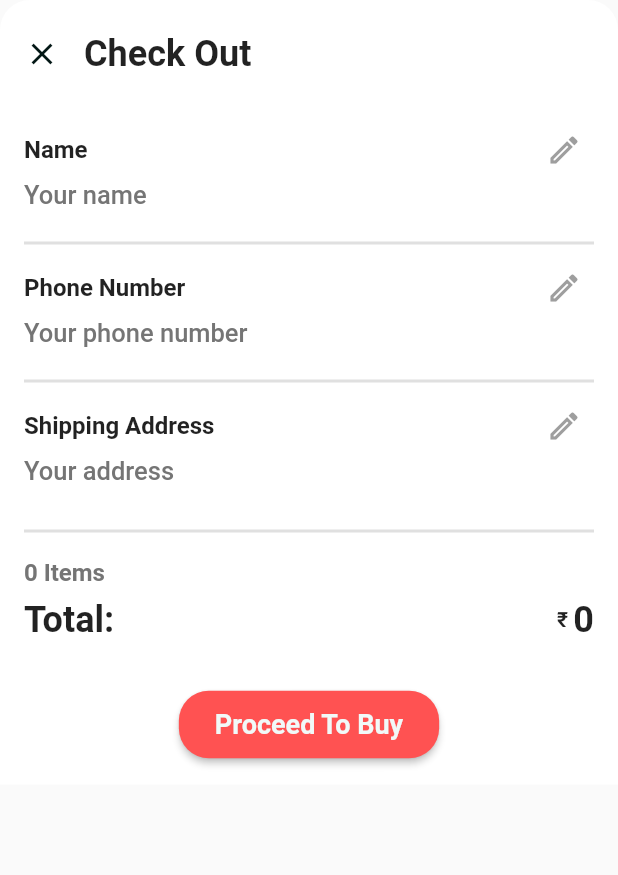
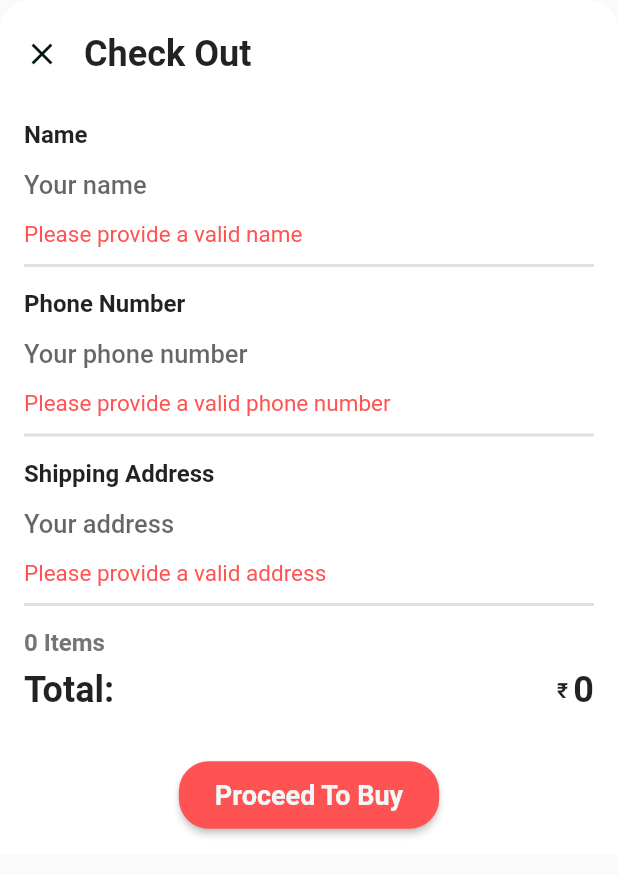
Before and after one commit to Solvrz/EComm, a Flutter app: the CheckOutSheet widget shown alone on an empty page, opened directly with empty values, after a tap on "Proceed To Buy", on a phone screen of 412 x 824 dp. Shown: the top 875 px of the screen. Run offline on Flutter 3.47's test engine with Material 2 defaults, Android fonts, the phone set to English and light mode, and no system bars; our stand-ins replace auto_size_text, carousel_slider, cloud_firestore, file_picker, firebase_core, firebase_crashlytics and 4 more; missing offline and left inert: empty_widget, firebase_performance, mailer; accounts and stored records are empty; network calls fail; Roboto replaces fonts that are missing (sans-serif-condensed).

Commit message:
Bugs and Fixes

```diff
--- a/lib/constant.dart
+++ b/lib/constant.dart
@@ -3,7 +3,7 @@ import 'package:flutter/material.dart';
 import 'package:suneel_printer/models/cart.dart';
 import 'package:suneel_printer/models/wishlist.dart';
 
-bool admin = true;
+bool admin = false;
 
 const kUIAccent = Colors.redAccent;
 const kUIColor = Color(0xffeff5f5);
--- a/lib/screens/cart_screen.dart
+++ b/lib/screens/cart_screen.dart
@@ -4,6 +4,9 @@ import 'package:auto_size_text/auto_size_text.dart';
 import 'package:empty_widget/empty_widget.dart';
 import 'package:flutter/material.dart';
 import 'package:flutter_slidable/flutter_slidable.dart';
+import 'package:mailer/mailer.dart';
+import 'package:mailer/smtp_server.dart';
+import 'package:suneel_printer/components/rounded_alert_dialog.dart';
 import 'package:suneel_printer/constant.dart';
 import 'package:suneel_printer/models/cart.dart';
 import 'package:suneel_printer/models/product.dart';
@@ -64,7 +67,8 @@ class _CartScreenState extends State<CartScreen> {
                 ),
               ),
               MaterialButton(
-                color: cart.hasProducts ? kUIAccent : kUIDarkText.withOpacity(0.5),
+                color:
+                    cart.hasProducts ? kUIAccent : kUIDarkText.withOpacity(0.5),
                 shape: RoundedRectangleBorder(
                     borderRadius: BorderRadius.circular(25)),
                 padding: EdgeInsets.symmetric(horizontal: 18, vertical: 12),
@@ -78,11 +82,15 @@ class _CartScreenState extends State<CartScreen> {
                   ],
                 ),
                 onPressed: () {
-                  if (cart.hasProducts) showModalBottomSheet(
+                  if (cart.hasProducts)
+                    showModalBottomSheet(
                         isScrollControlled: true,
                         backgroundColor: Colors.transparent,
                         context: context,
-                      builder: (_) => CheckOutSheet(price));
+                        builder: (_) => Padding(
+                              padding: MediaQuery.of(context).viewInsets,
+                              child: CheckOutSheet(price),
+                            ));
                 },
               )
             ],
@@ -307,14 +315,16 @@ class CheckOutSheet extends StatefulWidget {
 }
 
 class _CheckOutSheetState extends State<CheckOutSheet> {
-  String name = "Your name";
-  String phone = "Your phone number";
-  String address = "Your address";
-  String editing = "";
+  String name = "";
+  String phone = "";
+  String address = "";
+
+  Map<String, bool> error = {"name": false, "phone": false, "address": false};
 
   @override
   Widget build(BuildContext context) {
-    return Container(
+    return SingleChildScrollView(
+      child: Container(
         decoration: BoxDecoration(
           borderRadius: BorderRadius.only(
             topLeft: Radius.circular(20),
@@ -342,40 +352,20 @@ class _CheckOutSheetState extends State<CheckOutSheet> {
                     style: TextStyle(fontSize: 24, fontWeight: FontWeight.bold))
               ],
             ),
-          SingleChildScrollView(
-            child: Padding(
+            Padding(
               padding: const EdgeInsets.all(16),
               child: Column(
                 crossAxisAlignment: CrossAxisAlignment.start,
                 children: [
-                  Row(
-                    children: [
-                      Expanded(
-                        child: Text("Name",
-                            style: TextStyle(
-                                fontSize: 16, fontWeight: FontWeight.bold)),
-                      ),
-                      GestureDetector(
-                        onTap: () {
-                          setState(() {
-                            editing = "name";
-                          });
-                        },
-                        child: Padding(
-                          padding: const EdgeInsets.all(8.0),
-                          child: Icon(Icons.edit_outlined,
-                              color: Colors.grey[500]),
-                        ),
-                      )
-                    ],
-                  ),
-                  editing == "name"
-                      ? TextField(
+                  Text("Name",
+                      style:
+                          TextStyle(fontSize: 16, fontWeight: FontWeight.bold)),
+                  TextField(
                     decoration: InputDecoration(
                         focusedBorder: InputBorder.none,
-                              border: InputBorder.none),
+                        border: InputBorder.none,
+                        hintText: name.trim() == "" ? "Your name" : null),
                     controller: TextEditingController(text: name),
-                          autofocus: true,
                     style: TextStyle(
                         fontSize: 17,
                         color: Colors.grey[600],
@@ -383,51 +373,29 @@ class _CheckOutSheetState extends State<CheckOutSheet> {
                     onChanged: (String value) {
                       name = value;
                     },
-                          onEditingComplete: () {
-                            setState(() {
-                              editing = "";
-                            });
-                          },
-                        )
-                      : Text(name,
-                          style: TextStyle(
-                              fontSize: 17,
-                              color: Colors.grey[600],
-                              fontWeight: FontWeight.w500)),
-                  SizedBox(height: 12),
+                  ),
+                  if (error["name"]) ...[
+                    Text("Please provide a valid name",
+                        style:
+                            TextStyle(fontSize: 15, color: Colors.redAccent)),
+                    SizedBox(height: 8)
+                  ],
                   Divider(
-                    height: 20,
+                    height: 8,
                     thickness: 2,
                   ),
-                  Row(
-                    children: [
-                      Expanded(
-                        child: Text("Phone Number",
-                            style: TextStyle(
-                                fontSize: 16, fontWeight: FontWeight.bold)),
-                      ),
-                      GestureDetector(
-                        onTap: () {
-                          setState(() {
-                            editing = "phone";
-                          });
-                        },
-                        child: Padding(
-                          padding: const EdgeInsets.all(8.0),
-                          child: Icon(Icons.edit_outlined,
-                              color: Colors.grey[500]),
-                        ),
-                      )
-                    ],
-                  ),
-                  editing == "phone"
-                      ? TextField(
+                  SizedBox(height: 12),
+                  Text("Phone Number",
+                      style:
+                          TextStyle(fontSize: 16, fontWeight: FontWeight.bold)),
+                  TextField(
                     scrollPadding: EdgeInsets.zero,
                     decoration: InputDecoration(
                         focusedBorder: InputBorder.none,
-                              border: InputBorder.none),
+                        border: InputBorder.none,
+                        hintText:
+                            phone.trim() == "" ? "Your phone number" : null),
                     controller: TextEditingController(text: phone),
-                          autofocus: true,
                     style: TextStyle(
                         fontSize: 17,
                         color: Colors.grey[600],
@@ -435,52 +403,29 @@ class _CheckOutSheetState extends State<CheckOutSheet> {
                     onChanged: (String value) {
                       phone = value;
                     },
-                          onEditingComplete: () {
-                            setState(() {
-                              editing = "";
-                            });
-                          },
-                        )
-                      : Text(phone,
-                          style: TextStyle(
-                              fontSize: 17,
-                              color: Colors.grey[600],
-                              fontWeight: FontWeight.w500)),
-                  SizedBox(height: 12),
+                  ),
+                  if (error["phone"]) ...[
+                    Text("Please provide a valid phone number",
+                        style:
+                            TextStyle(fontSize: 15, color: Colors.redAccent)),
+                    SizedBox(height: 8)
+                  ],
                   Divider(
-                    height: 20,
+                    height: 8,
                     thickness: 2,
                   ),
-                  Row(
-                    children: [
-                      Expanded(
-                        child: Text("Shipping Address",
-                            style: TextStyle(
-                                fontSize: 16, fontWeight: FontWeight.bold)),
-                      ),
-                      GestureDetector(
-                        onTap: () {
-                          setState(() {
-                            editing = "address";
-                          });
-                        },
-                        child: Padding(
-                          padding: const EdgeInsets.all(8.0),
-                          child: Icon(Icons.edit_outlined,
-                              color: Colors.grey[500]),
-                        ),
-                      )
-                    ],
-                  ),
-                  editing == "address"
-                      ? TextField(
+                  SizedBox(height: 12),
+                  Text("Shipping Address",
+                      style:
+                          TextStyle(fontSize: 16, fontWeight: FontWeight.bold)),
+                  TextField(
                     maxLines: 4,
                     minLines: 1,
                     decoration: InputDecoration(
                         focusedBorder: InputBorder.none,
-                              border: InputBorder.none),
+                        border: InputBorder.none,
+                        hintText: address.trim() == "" ? "Your address" : null),
                     controller: TextEditingController(text: address),
-                          autofocus: true,
                     style: TextStyle(
                         fontSize: 17,
                         color: Colors.grey[600],
@@ -488,22 +433,18 @@ class _CheckOutSheetState extends State<CheckOutSheet> {
                     onChanged: (String value) {
                       address = value;
                     },
-                          onEditingComplete: () {
-                            setState(() {
-                              editing = "";
-                            });
-                          },
-                        )
-                      : Text(address,
-                          style: TextStyle(
-                              fontSize: 17,
-                              color: Colors.grey[600],
-                              fontWeight: FontWeight.w500)),
-                  SizedBox(height: 12),
+                  ),
+                  if (error["address"]) ...[
+                    Text("Please provide a valid address",
+                        style:
+                            TextStyle(fontSize: 15, color: Colors.redAccent)),
+                    SizedBox(height: 8)
+                  ],
                   Divider(
-                    height: 36,
+                    height: 8,
                     thickness: 2,
                   ),
+                  SizedBox(height: 12),
                   Text("${cart.products.length} Items",
                       style: TextStyle(
                           fontSize: 16,
@@ -541,8 +482,72 @@ class _CheckOutSheetState extends State<CheckOutSheet> {
                     child: MaterialButton(
                       padding:
                           EdgeInsets.symmetric(vertical: 12, horizontal: 24),
+                      onPressed: () async {
+                        FocusScope.of(context).unfocus();
+                        if (name.trim() == "")
+                          error["name"] = true;
+                        else
+                          error["name"] = false;
+                        if (!(phone.trim().length == 10) &&
+                            !(phone.trim().length > 10 &&
+                                phone.startsWith("+")))
+                          error["phone"] = true;
+                        else
+                          error["phone"] = false;
+                        if (address.trim() == "")
+                          error["address"] = true;
+                        else
+                          error["address"] = false;
+
+                        if (!error.values.contains(true)) {
+                          final smtpServer = gmail(
+                              "aditya05.mgg@gmail.com", "vrdretbdjwfivaem");
+                          final message = Message()
+                            ..from = Address(
+                                "aditya05.mgg@gmail.com", 'Aditya Taggar')
+                            ..recipients.add('yugthapar37@gmail.com')
+                            ..subject = 'An Order was Placed'
+                            ..html = """<p>Name: $name</p></break>
+                                <p>Phone Number: $phone</p></break>
+                                <p>Shipping Address: $address</p></break></break>
+                                <p>Total Amount: ${widget.price}</p>
+                                <p>Products:</p>
+                                <table style='text-align: left; padding: 5px; border: 1px solid black; border-collapse: collapse;'>
+                                  <tr>
+                                    <th style='padding: 5px; border: 1px solid black;'>Product Name</th>
+                                    <th style='padding: 5px; border: 1px solid black;'>Quantity</th>
+                                  </tr>
+                                  ${cart.products.map((CartItem cartItem) => "<tr><td style='padding: 5px; border: 1px solid black;'>${cartItem.product.name}</td><td style='padding: 5px; border: 1px solid black;'>${cartItem.quantity}</td>").toList().join("")}
+                                </table>
+                                """;
+
+                          try {
+                            send(message, smtpServer).then((value) async {
+                              print('Message sent: ' + value.toString());
+                              await showDialog(
+                                  context: context,
+                                  builder: (_) => RoundedAlertDialog(
+                                        title: "Your Order was placed!",
+                                        buttonsList: [
+                                          FlatButton(
                                               onPressed: () {
-                        //TODO: Implement Proceed To Buy
+                                                Navigator.pop(context);
+                                              },
+                                              child: Text("Okay"))
+                                        ],
+                                      ));
+                              cart.clear();
+                              Navigator.popUntil(context, ModalRoute.withName("/home"));
+                            });
+                          } on MailerException catch (e) {
+                            print('Message not sent.');
+                            for (var p in e.problems) {
+                              print('Problem: ${p.code}: ${p.msg}');
+                            }
+                          }
+                          //TODO: Implement Proceed To Buy Firebase
+                        }
+                        setState(() {});
                       },
                       shape: RoundedRectangleBorder(
                           borderRadius: BorderRadius.circular(20)),
@@ -558,8 +563,8 @@ class _CheckOutSheetState extends State<CheckOutSheet> {
                 ],
               ),
             ),
+          ],
         ),
-        ],
       ),
     );
   }
--- a/pubspec.yaml
+++ b/pubspec.yaml
@@ -24,6 +24,7 @@ dependencies:
   empty_widget: ^0.0.1
   file_picker: ^2.0.6
   auto_size_text: ^2.1.0
+  mailer: ^3.2.1
 
 dev_dependencies:
   flutter_test:
```
Also changed, not shown: pubspec.lock. Lines whose indentation alone changed are shown as unchanged.
